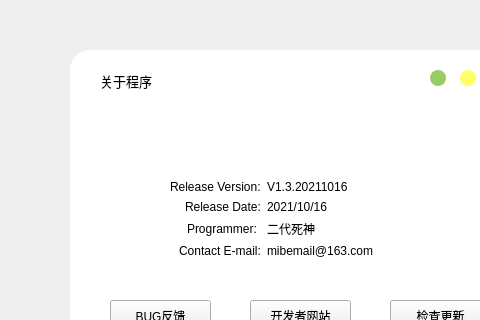
Before: the Qt Designer form bilidabout.ui in JimmyLiang-lzm/biliDownloader_GUI, drawn with Qt 5; both pictures show x 0 to 480 and y 0 to 320 of the 585 by 418 pixel window.
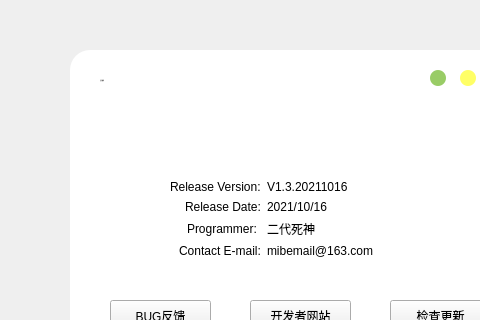
After: the same form once the commit is applied. Icons and pictures are not drawn.

Patch:
```diff
--- a/bilidabout.ui
+++ b/bilidabout.ui
@@ -237,8 +237,8 @@
     <property name="font">
      <font>
       <family>微软雅黑</family>
-      <pointsize>10</pointsize>
-      <weight>9</weight>
+      <pointsize>-1</pointsize>
+      <weight>50</weight>
       <italic>false</italic>
       <bold>false</bold>
      </font>
```
Left out of the diff: 8 changed lines with no effect on the pictures.
